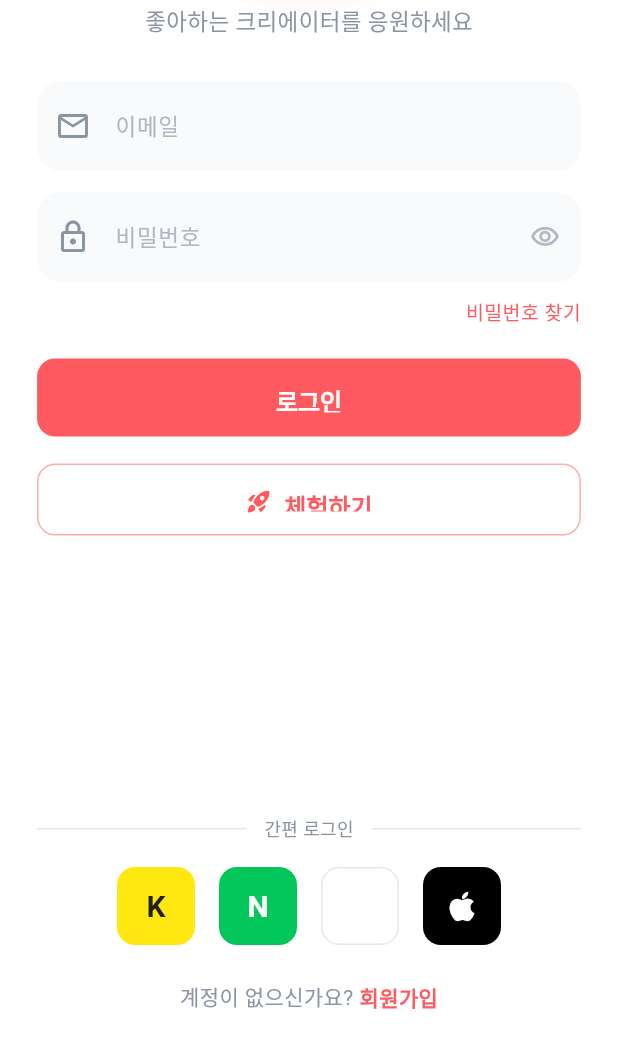
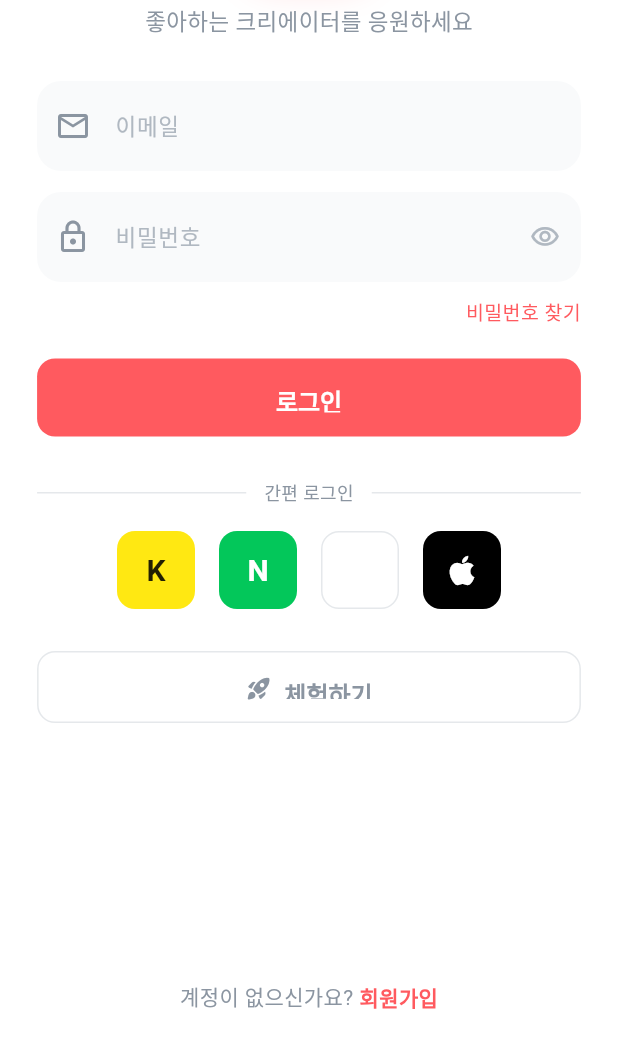
Before and after one commit to teo53/fansupport, a Flutter app: the screen it shows after launch, on a phone screen of 412 x 824 dp, the part 192-1236 px from its top. Run offline on Flutter 3.47's test engine with Material 3 defaults, Android fonts, the phone set to English and light mode, and no system bars; our stand-ins replace cached_network_image, dio, equatable, fl_chart, flutter_cache_manager, flutter_dotenv and 8 more; accounts and stored records are empty; generated files the repository leaves out were written again; Roboto replaces fonts that are missing (Pretendard).

Commit message:
fix: login screen - demo login and layout improvements
- Demo login now creates mock user directly (no Supabase call needed)
- Reordered login screen layout:
  - Social login buttons now appear right after main login button
  - 체험하기 button moved below social login
  - Register link stays at bottom
- Fixed duplicate SizedBox spacing

```diff
--- a/mobile/lib/features/auth/screens/login_screen.dart
+++ b/mobile/lib/features/auth/screens/login_screen.dart
@@ -220,30 +220,9 @@ class _LoginScreenState extends ConsumerState<LoginScreen> {
                                 ),
                         ),
                       ),
-                      SizedBox(height: isSmallScreen ? 12 : 18),
+                      SizedBox(height: isSmallScreen ? 20 : 28),
 
-                      // Demo Button
-                      SizedBox(
-                        width: double.infinity,
-                        height: isSmallScreen ? 44 : 48,
-                        child: OutlinedButton.icon(
-                          onPressed: isLoading ? null : _handleDemoLogin,
-                          icon: Icon(Icons.rocket_launch_rounded, size: 18),
-                          label: Text('체험하기'),
-                          style: OutlinedButton.styleFrom(
-                            foregroundColor: AppColors.primary,
-                            side: BorderSide(color: AppColors.primary.withOpacity(0.5)),
-                            shape: RoundedRectangleBorder(
-                              borderRadius: BorderRadius.circular(12),
-                            ),
-                          ),
-                        ),
-                      ),
-
-                      // Spacer to push social buttons and register link to bottom
-                      const Spacer(),
-
-                      // Divider
+                      // Divider - 간편 로그인
                       Row(
                         children: [
                           Expanded(child: Divider(color: AppColors.border)),
@@ -340,7 +319,28 @@ class _LoginScreenState extends ConsumerState<LoginScreen> {
                           ),
                         ],
                       ),
-                      SizedBox(height: isSmallScreen ? 16 : 24),
+                      SizedBox(height: isSmallScreen ? 20 : 28),
+
+                      // Demo Button - 체험하기
+                      SizedBox(
+                        width: double.infinity,
+                        height: isSmallScreen ? 44 : 48,
+                        child: OutlinedButton.icon(
+                          onPressed: isLoading ? null : _handleDemoLogin,
+                          icon: Icon(Icons.rocket_launch_rounded, size: 18),
+                          label: Text('체험하기'),
+                          style: OutlinedButton.styleFrom(
+                            foregroundColor: AppColors.textSecondary,
+                            side: BorderSide(color: AppColors.border),
+                            shape: RoundedRectangleBorder(
+                              borderRadius: BorderRadius.circular(12),
+                            ),
+                          ),
+                        ),
+                      ),
+
+                      // Spacer to push register link to bottom
+                      const Spacer(),
 
                       // Register Link
                       Row(
```
Also changed, not shown: mobile/lib/features/auth/providers/auth_provider.dart (+14 -7 lines).
